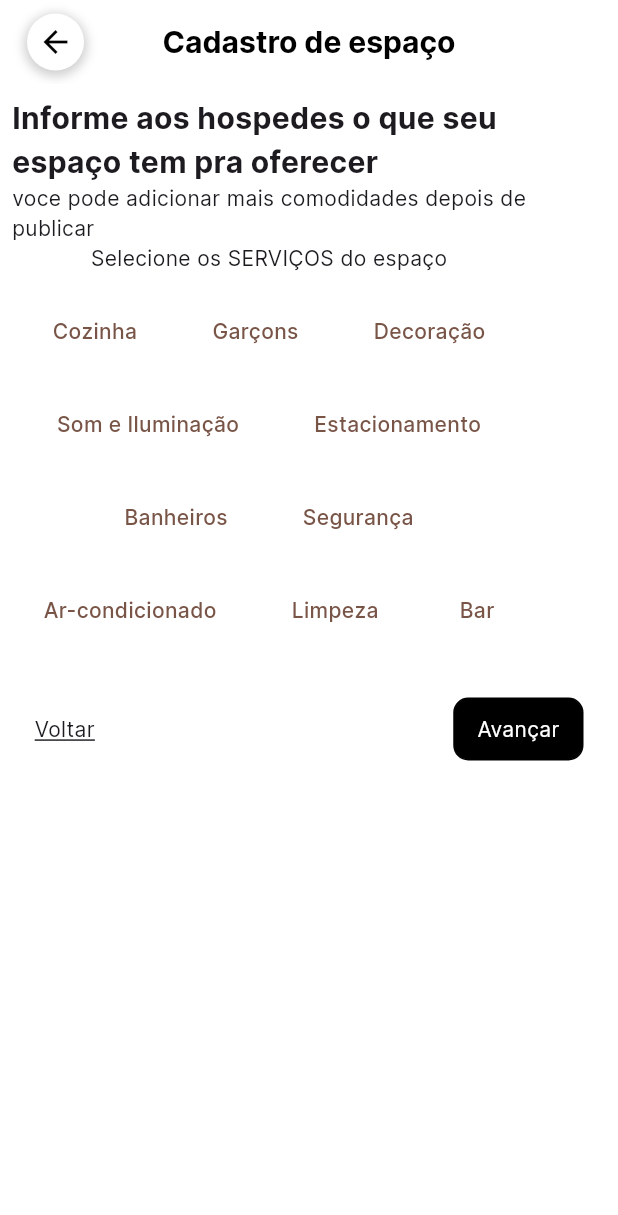
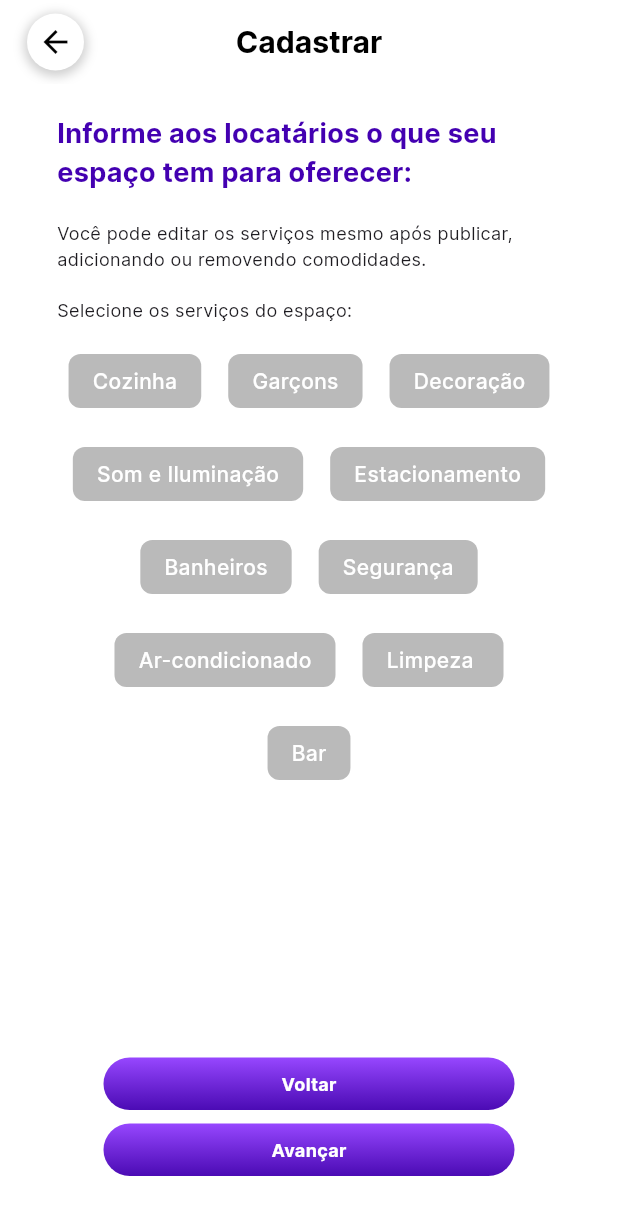
Before and after one commit to rodrigoaugusto99/git_flutter_festou, a Flutter app: the ServicosAcomodacoes screen opened directly, on a phone screen of 412 x 824 dp. Shown: the top 1215 px of the screen. Run offline on Flutter 3.47's test engine with Material 3 defaults, Android fonts, the phone set to English and light mode, and no system bars; our stand-ins replace animate_do, animated_text_kit, calendar_date_picker2, carousel_slider, cloud_firestore, confetti and 26 more; missing offline and left inert: easy_mask, image_painter, search_cep, social_share, svg_flutter, validatorless; accounts and stored records are empty; generated files the repository leaves out were written again; project files that could hold a hidden picture were left out.

Commit message:
fix: quarta tela

```diff
--- a/lib/src/features/register/space/space temporary/pages/servicos_acomodacoes.dart
+++ b/lib/src/features/register/space/space temporary/pages/servicos_acomodacoes.dart
@@ -6,6 +6,7 @@ import 'package:git_flutter_festou/src/features/register/space/space%20temporary
 import 'package:git_flutter_festou/src/features/register/space/space%20temporary/pages/new_space_register_vm.dart';
 
 import 'package:git_flutter_festou/src/features/register/space/widgets/services_panel.dart';
+import 'package:git_flutter_festou/src/features/register/space/widgets/type_panel.dart';
 
 class ServicosAcomodacoes extends ConsumerStatefulWidget {
   const ServicosAcomodacoes({super.key});
@@ -48,7 +49,7 @@ class _ServicosAcomodacoesState extends ConsumerState<ServicosAcomodacoes> {
         ),
         centerTitle: true,
         title: const Text(
-          'Cadastro de espaço',
+          'Cadastrar',
           style: TextStyle(
               fontSize: 20, fontWeight: FontWeight.bold, color: Colors.black),
         ),
@@ -56,21 +57,25 @@ class _ServicosAcomodacoesState extends ConsumerState<ServicosAcomodacoes> {
         backgroundColor: Colors.white,
       ),
       body: Padding(
-        padding: const EdgeInsets.all(8.0),
+        padding: const EdgeInsets.symmetric(horizontal: 38.0, vertical: 20),
         child: Column(
-          crossAxisAlignment: CrossAxisAlignment.start,
           children: [
             Column(
-              crossAxisAlignment: CrossAxisAlignment.start,
               children: [
                 const Text(
-                  'Informe aos hospedes o que seu espaço tem pra oferecer',
-                  style: TextStyle(fontWeight: FontWeight.bold, fontSize: 20),
+                  'Informe aos locatários o que seu espaço tem para oferecer:',
+                  style: TextStyle(
+                    fontWeight: FontWeight.bold,
+                    fontSize: 18,
+                    color: Color(0xff4300B1),
                   ),
-                const Text(
-                    'voce pode adicionar mais comodidades depois de publicar'),
+                ),
+                const SizedBox(
+                  height: 19,
+                ),
                 ServicesPanel(
-                  text: 'Selecione os SERVIÇOS do espaço',
+                  text:
+                      'Você pode editar os serviços mesmo após publicar, adicionando ou removendo comodidades.\n\nSelecione os serviços do espaço:',
                   onServicePressed: (value) {
                     log('onServicePressed: $value');
                     newSpaceRegister.addOrRemoveService(value);
@@ -79,24 +84,46 @@ class _ServicosAcomodacoesState extends ConsumerState<ServicosAcomodacoes> {
                 ),
               ],
             ),
-            const SizedBox(
-              height: 20,
+          ],
         ),
-            Padding(
-              padding: const EdgeInsets.all(15.0),
-              child: Row(
-                mainAxisAlignment: MainAxisAlignment.spaceBetween,
+      ),
+      bottomNavigationBar: Padding(
+        padding: const EdgeInsets.symmetric(horizontal: 69, vertical: 40),
+        child: Column(
+          mainAxisSize: MainAxisSize.min,
           children: [
-                  InkWell(
+            GestureDetector(
               onTap: () => Navigator.pop(context),
+              child: Container(
+                padding:
+                    const EdgeInsets.symmetric(horizontal: 20, vertical: 9),
+                alignment: Alignment.center,
+                height: 35,
+                decoration: BoxDecoration(
+                  borderRadius: BorderRadius.circular(50),
+                  gradient: const LinearGradient(
+                    colors: [
+                      Color(0xff9747FF),
+                      Color(0xff44300b1),
+                    ],
+                    begin: Alignment.topCenter,
+                    end: Alignment.bottomCenter,
+                  ),
+                ),
                 child: const Text(
                   'Voltar',
                   style: TextStyle(
-                        decoration: TextDecoration.underline,
+                    fontSize: 12,
+                    fontWeight: FontWeight.bold,
+                    color: Colors.white,
                   ),
                 ),
               ),
-                  InkWell(
+            ),
+            const SizedBox(
+              height: 9,
+            ),
+            GestureDetector(
               onTap: () => Navigator.push(
                 context,
                 MaterialPageRoute(
@@ -104,24 +131,138 @@ class _ServicosAcomodacoesState extends ConsumerState<ServicosAcomodacoes> {
                 ),
               ),
               child: Container(
+                padding:
+                    const EdgeInsets.symmetric(horizontal: 20, vertical: 9),
+                alignment: Alignment.center,
+                height: 35,
                 decoration: BoxDecoration(
-                          color: Colors.black,
-                          border: Border.all(),
-                          borderRadius: BorderRadius.circular(10)),
-                      padding: const EdgeInsets.symmetric(
-                          horizontal: 15, vertical: 10),
+                  borderRadius: BorderRadius.circular(50),
+                  gradient: const LinearGradient(
+                    colors: [
+                      Color(0xff9747FF),
+                      Color(0xff44300b1),
+                    ],
+                    begin: Alignment.topCenter,
+                    end: Alignment.bottomCenter,
+                  ),
+                ),
                 child: const Text(
                   'Avançar',
-                        style: TextStyle(color: Colors.white),
+                  style: TextStyle(
+                    fontSize: 12,
+                    fontWeight: FontWeight.bold,
+                    color: Colors.white,
                   ),
                 ),
-                  )
-                ],
               ),
             ),
           ],
         ),
       ),
     );
+    // return Scaffold(
+    //   appBar: AppBar(
+    //     leading: Padding(
+    //       padding: const EdgeInsets.only(left: 18.0),
+    //       child: Container(
+    //         decoration: BoxDecoration(
+    //           //color: Colors.white.withOpacity(0.7),
+    //           color: Colors.white,
+    //           shape: BoxShape.circle,
+    //           boxShadow: [
+    //             BoxShadow(
+    //               color: Colors.grey.withOpacity(0.5),
+    //               spreadRadius: 2,
+    //               blurRadius: 5,
+    //               offset: const Offset(0, 2),
+    //             ),
+    //           ],
+    //         ),
+    //         child: InkWell(
+    //           onTap: () => Navigator.of(context).pop(),
+    //           child: const Icon(
+    //             Icons.arrow_back,
+    //             color: Colors.black,
+    //           ),
+    //         ),
+    //       ),
+    //     ),
+    //     centerTitle: true,
+    //     title: const Text(
+    //       'Cadastro de espaço',
+    //       style: TextStyle(
+    //           fontSize: 20, fontWeight: FontWeight.bold, color: Colors.black),
+    //     ),
+    //     elevation: 0,
+    //     backgroundColor: Colors.white,
+    //   ),
+    //   body: Padding(
+    //     padding: const EdgeInsets.all(8.0),
+    //     child: Column(
+    //       crossAxisAlignment: CrossAxisAlignment.start,
+    //       children: [
+    //         Column(
+    //           crossAxisAlignment: CrossAxisAlignment.start,
+    //           children: [
+    //             const Text(
+    //               'Informe aos hospedes o que seu espaço tem pra oferecer',
+    //               style: TextStyle(fontWeight: FontWeight.bold, fontSize: 20),
+    //             ),
+    //             const Text(
+    //                 'voce pode adicionar mais comodidades depois de publicar'),
+    //             ServicesPanel(
+    //               text: 'Selecione os SERVIÇOS do espaço',
+    //               onServicePressed: (value) {
+    //                 log('onServicePressed: $value');
+    //                 newSpaceRegister.addOrRemoveService(value);
+    //               },
+    //               selectedServices: const [],
+    //             ),
+    //           ],
+    //         ),
+    //         const SizedBox(
+    //           height: 20,
+    //         ),
+    //         Padding(
+    //           padding: const EdgeInsets.all(15.0),
+    //           child: Row(
+    //             mainAxisAlignment: MainAxisAlignment.spaceBetween,
+    //             children: [
+    //               InkWell(
+    //                 onTap: () => Navigator.pop(context),
+    //                 child: const Text(
+    //                   'Voltar',
+    //                   style: TextStyle(
+    //                     decoration: TextDecoration.underline,
+    //                   ),
+    //                 ),
+    //               ),
+    //               InkWell(
+    //                 onTap: () => Navigator.push(
+    //                   context,
+    //                   MaterialPageRoute(
+    //                     builder: (context) => const AdicioneFotos(),
+    //                   ),
+    //                 ),
+    //                 child: Container(
+    //                   decoration: BoxDecoration(
+    //                       color: Colors.black,
+    //                       border: Border.all(),
+    //                       borderRadius: BorderRadius.circular(10)),
+    //                   padding: const EdgeInsets.symmetric(
+    //                       horizontal: 15, vertical: 10),
+    //                   child: const Text(
+    //                     'Avançar',
+    //                     style: TextStyle(color: Colors.white),
+    //                   ),
+    //                 ),
+    //               )
+    //             ],
+    //           ),
+    //         ),
+    //       ],
+    //     ),
+    //   ),
+    // );
   }
 }
--- a/lib/src/features/register/space/widgets/services_panel.dart
+++ b/lib/src/features/register/space/widgets/services_panel.dart
@@ -19,7 +19,12 @@ class ServicesPanel extends StatelessWidget {
     return SizedBox(
       child: Column(
         children: [
-          Text(text),
+          Text(
+            text,
+            style: const TextStyle(
+              fontSize: 12,
+            ),
+          ),
           const SizedBox(
             height: 16,
           ),
@@ -73,8 +78,10 @@ class _ButtonTypeState extends State<ButtonType> {
   Widget build(BuildContext context) {
     final ButtonType(:onServicePressed, :label) = widget;
     //1 - variaveis esteticas que mudam com o clique
-    final textColor = widget.isSelected ? Colors.white : Colors.brown;
-    var buttonColor = widget.isSelected ? Colors.brown : Colors.white;
+    final textColor =
+        widget.isSelected ? const Color(0xff670090) : Colors.white;
+    var buttonColor =
+        widget.isSelected ? const Color(0xffE3D9E8) : const Color(0xffBABABA);
 
     return Padding(
       padding: const EdgeInsets.all(5.0),
--- a/lib/src/features/register/space/widgets/type_panel.dart
+++ b/lib/src/features/register/space/widgets/type_panel.dart
@@ -23,7 +23,12 @@ class TypePanel extends StatelessWidget {
           ),
           Padding(
             padding: const EdgeInsets.only(left: 27),
-            child: Text(text),
+            child: Text(
+              text,
+              style: const TextStyle(
+                fontSize: 12,
+              ),
+            ),
           ),
           const SizedBox(
             height: 42,
```
Lines whose indentation alone changed are shown as unchanged.
